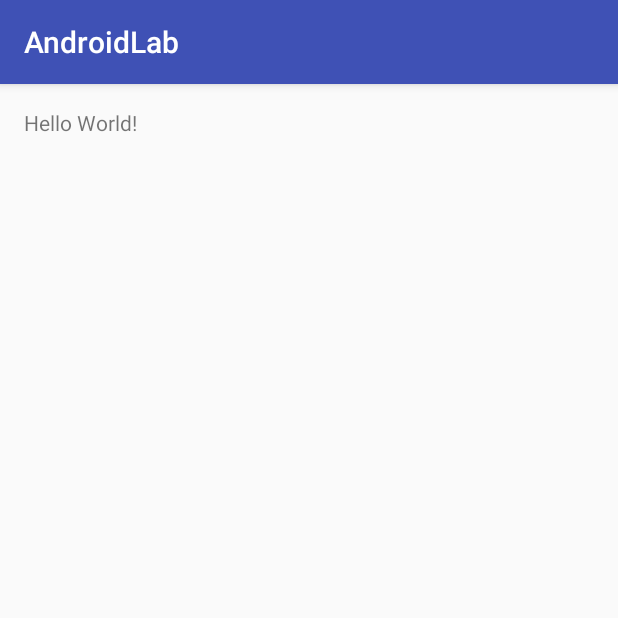
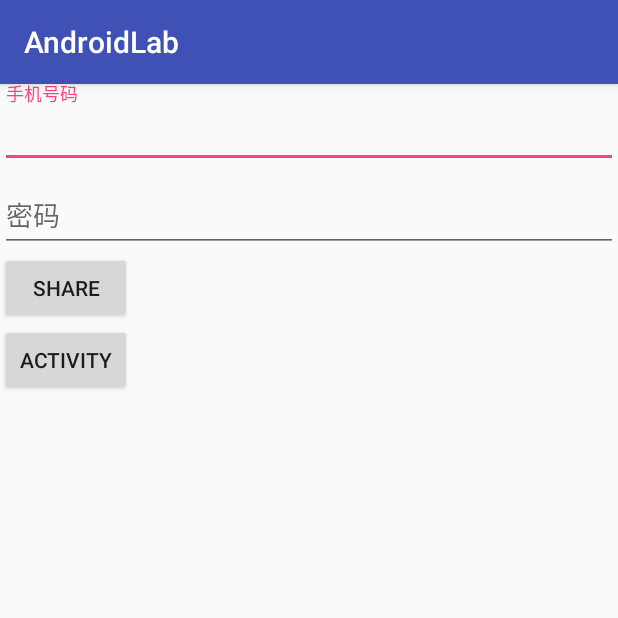
Before and after one commit to JasperHou/AndroidLab, an Android app: the screen it shows after launch (MainActivity), on a phone screen of 412 x 824 dp, the top half of it. Run offline under Robolectric (Android 15) with nearby library versions, the phone set to English and light mode, and no system bars; our stand-ins replace ButterKnife.

Commit message:
setup the architecture for the android lab project

```diff
--- a/AndroidLab/app/src/main/java/com/example/androidlab/MainActivity.java
+++ b/AndroidLab/app/src/main/java/com/example/androidlab/MainActivity.java
@@ -1,18 +1,51 @@
 package com.example.androidlab;
 
+import android.content.Intent;
 import android.support.v7.app.AppCompatActivity;
 import android.os.Bundle;
-import android.widget.TextView;
+import android.view.View;
+import android.widget.Button;
+
+import butterknife.BindView;
+import butterknife.ButterKnife;
+import butterknife.OnClick;
 
 public class MainActivity extends AppCompatActivity {
 
-    private TextView hello;
+    private Button sharedButton;
+
+
+    @BindView(R.id.subscript) Button subscript;
+
+    @OnClick(R.id.subscript) void OnClick() {
+        subscript.setText("subscript clicked");
+    }
 
     @Override
     protected void onCreate(Bundle savedInstanceState) {
         super.onCreate(savedInstanceState);
         setContentView(R.layout.activity_main);
-        hello = (TextView)findViewById(R.id.hello);
-        hello.setText(R.string.PARKING_SEARCH_KEY_WORD);
+        ButterKnife.bind(this);
+
+        sharedButton = (Button)findViewById(R.id.sharedButton);
+
+        setOnclickListener();
+
+
+    }
+
+    private void setOnclickListener() {
+        sharedButton.setOnClickListener(new View.OnClickListener() {
+            @Override
+            public void onClick(View view) {
+                Intent intent = new Intent(Intent.ACTION_SEND);
+                Intent chooser = Intent.createChooser(intent, getString(R.string.say_hi));
+
+                if(intent.resolveActivity(getPackageManager()) != null) {
+                    startActivity(chooser);
+                }
+            }
+        });
+
     }
 }
--- a/AndroidLab/app/src/main/res/layout/activity_main.xml
+++ b/AndroidLab/app/src/main/res/layout/activity_main.xml
@@ -1,18 +1,40 @@
 <?xml version="1.0" encoding="utf-8"?>
-<RelativeLayout xmlns:android="http://schemas.android.com/apk/res/android"
-    xmlns:tools="http://schemas.android.com/tools"
+<LinearLayout xmlns:android="http://schemas.android.com/apk/res/android"
     android:id="@+id/activity_main"
     android:layout_width="match_parent"
     android:layout_height="match_parent"
-    android:paddingBottom="@dimen/activity_vertical_margin"
-    android:paddingLeft="@dimen/activity_horizontal_margin"
-    android:paddingRight="@dimen/activity_horizontal_margin"
-    android:paddingTop="@dimen/activity_vertical_margin"
-    tools:context="com.example.androidlab.MainActivity">
+    android:orientation="vertical">
 
-    <TextView
-        android:id="@+id/hello"
+    <android.support.design.widget.TextInputLayout
+        android:layout_width="match_parent"
+        android:layout_height="wrap_content">
+        <EditText android:id="@+id/connected_drive_username_edit_text1"
+            android:layout_width="match_parent"
+            android:layout_height="wrap_content"
+            android:inputType="textEmailAddress"
+            android:hint="手机号码"/>
+    </android.support.design.widget.TextInputLayout>
+
+    <android.support.design.widget.TextInputLayout
+        android:layout_width="match_parent"
+        android:layout_height="wrap_content">
+        <EditText android:id="@+id/connected_drive_username_edit_text"
+            android:layout_width="match_parent"
+            android:layout_height="wrap_content"
+            android:inputType="textEmailAddress"
+            android:hint="密码"/>
+    </android.support.design.widget.TextInputLayout>
+
+    <Button
         android:layout_width="wrap_content"
         android:layout_height="wrap_content"
-        android:text="Hello World!" />
-</RelativeLayout>
+        android:text="@string/shared_button"
+        android:id="@+id/sharedButton"/>
+
+    <Button
+        android:layout_width="wrap_content"
+        android:layout_height="wrap_content"
+        android:id="@+id/subscript"
+        android:text="@string/activity"/>
+
+</LinearLayout>
--- a/AndroidLab/app/src/main/res/values/strings.xml
+++ b/AndroidLab/app/src/main/res/values/strings.xml
@@ -1,3 +1,6 @@
 <resources>
     <string name="app_name">AndroidLab</string>
+    <string name="shared_button">Share</string>
+    <string name="activity">Activity</string>
+    <string name="say_hi">Hello world</string>
 </resources>
```
Also changed, not shown: AndroidLab/app/build.gradle (+8 -3 lines), AndroidLab/app/src/main/java/com/example/activity/TestLifeCycleActivity.java (added, +17 -0 lines), AndroidLab/app/src/main/java/com/example/frameworks/injection/InjectionActivity.java (added, +10 -0 lines), AndroidLab/app/src/main/java/com/example/frameworks/rxjava/RxJavaActivity.java (added, +10 -0 lines), AndroidLab/app/src/main/res/mipmap-hdpi/ic_launcher.jpeg (added), AndroidLab/app/src/main/res/mipmap-hdpi/ic_launcher.png (deleted), AndroidLab/app/src/main/res/mipmap-mdpi/ic_launcher.jpeg (added), AndroidLab/app/src/main/res/mipmap-mdpi/ic_launcher.png (deleted), AndroidLab/app/src/main/res/mipmap-xhdpi/ic_launcher.jpeg (added), AndroidLab/app/src/main/res/mipmap-xhdpi/ic_launcher.png (deleted), AndroidLab/app/src/main/res/mipmap-xxhdpi/ic_launcher.jpeg (added), AndroidLab/app/src/main/res/mipmap-xxhdpi/ic_launcher.png (deleted), AndroidLab/app/src/main/res/mipmap-xxxhdpi/ic_launcher.jpeg (added), AndroidLab/app/src/main/res/mipmap-xxxhdpi/ic_launcher.png (deleted), 1 other file.
